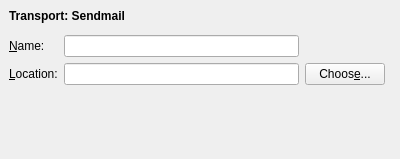
First picture: the form in sendmailsettings.ui, repository KDE/kmailtransport, before the edit.
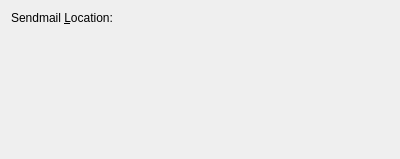
Second picture: the form after the edit. Custom widgets are drawn as their Qt base class.

Commit message:
Initial commit of a more flexible mailtransport, including support for Akonadi resource-based transports.
Changes include:
* separate config widgets for each transport type (smtp, sendmail, akonadi)
* a nice KAssistantDialog for adding transports
* support for renaming transports in the management widget

A lot is still TODO, and this will eventually need an API review.

Patch:
```diff
--- a/sendmailsettings.ui
+++ b/sendmailsettings.ui
@@ -1,8 +1,9 @@
-<ui version="4.0" >
- <author>Volker Krause &lt;vkrause@kde.org></author>
+<?xml version="1.0" encoding="UTF-8"?>
+<ui version="4.0">
+ <author>Volker Krause &lt;vkrause@kde.org&gt;</author>
  <class>SendmailSettings</class>
- <widget class="QWidget" name="SendmailSettings" >
-  <property name="geometry" >
+ <widget class="QWidget" name="SendmailSettings">
+  <property name="geometry">
    <rect>
     <x>0</x>
     <y>0</y>
@@ -10,92 +11,31 @@
     <height>159</height>
    </rect>
   </property>
-  <layout class="QGridLayout" >
-   <property name="margin" >
-    <number>9</number>
-   </property>
-   <property name="spacing" >
-    <number>6</number>
-   </property>
-   <item row="4" column="1" >
-    <spacer>
-     <property name="orientation" >
-      <enum>Qt::Vertical</enum>
+  <layout class="QFormLayout" name="formLayout">
+   <item row="0" column="0">
+    <widget class="QLabel" name="label_2">
+     <property name="text">
+      <string>Sendmail &amp;Location:</string>
      </property>
-     <property name="sizeHint" >
-      <size>
-       <width>20</width>
-       <height>21</height>
-      </size>
-     </property>
-    </spacer>
-   </item>
-   <item row="1" column="0" colspan="4" >
-    <widget class="KSeparator" name="kseparator" />
-   </item>
-   <item row="0" column="0" colspan="3" >
-    <widget class="QLabel" name="titleLabel" >
-     <property name="font" >
-      <font>
-       <weight>75</weight>
-       <bold>true</bold>
-      </font>
-     </property>
-     <property name="text" >
-      <string>Transport: Sendmail</string>
-     </property>
-    </widget>
-   </item>
-   <item row="3" column="0" >
-    <widget class="QLabel" name="label_2" >
-     <property name="text" >
-      <string>&amp;Location:</string>
-     </property>
-     <property name="buddy" >
+     <property name="buddy">
       <cstring>kcfg_host</cstring>
      </property>
     </widget>
    </item>
-   <item row="2" column="0" >
-    <widget class="QLabel" name="nameLabel" >
-     <property name="text" >
-      <string>&amp;Name:</string>
+   <item row="0" column="1">
+    <widget class="KUrlRequester" name="kcfg_host">
+     <property name="kcfg_property" stdset="0">
+      <string>text</string>
      </property>
-     <property name="buddy" >
-      <cstring>kcfg_name</cstring>
-     </property>
     </widget>
    </item>
-   <item row="3" column="2" >
-    <widget class="KPushButton" name="chooseButton" >
-     <property name="text" >
-      <string>Choos&amp;e...</string>
-     </property>
-    </widget>
-   </item>
-   <item row="3" column="1" >
-    <widget class="KLineEdit" name="kcfg_host" />
-   </item>
-   <item row="2" column="1" >
-    <widget class="KLineEdit" name="kcfg_name" />
-   </item>
   </layout>
  </widget>
  <customwidgets>
   <customwidget>
-   <class>KSeparator</class>
+   <class>KUrlRequester</class>
    <extends>QFrame</extends>
-   <header>kseparator.h</header>
-  </customwidget>
-  <customwidget>
-   <class>KPushButton</class>
-   <extends>QPushButton</extends>
-   <header>kpushbutton.h</header>
-  </customwidget>
-  <customwidget>
-   <class>KLineEdit</class>
-   <extends>QLineEdit</extends>
-   <header>klineedit.h</header>
+   <header>kurlrequester.h</header>
   </customwidget>
  </customwidgets>
  <resources/>
```
The commit also changes 33 other files.
